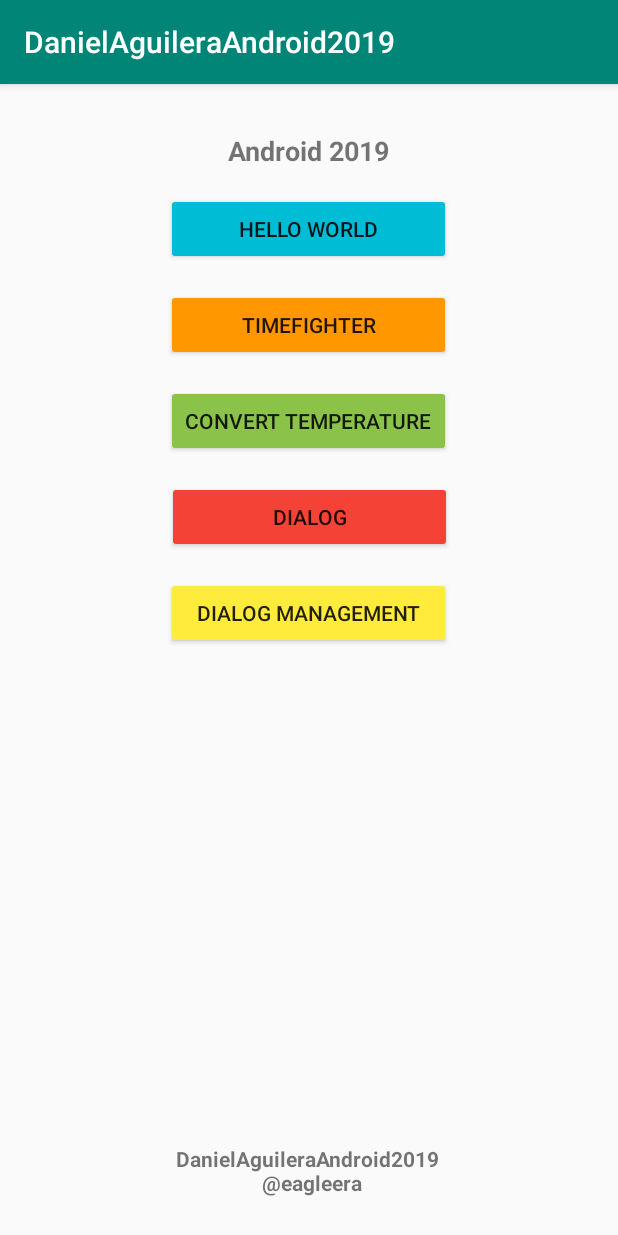
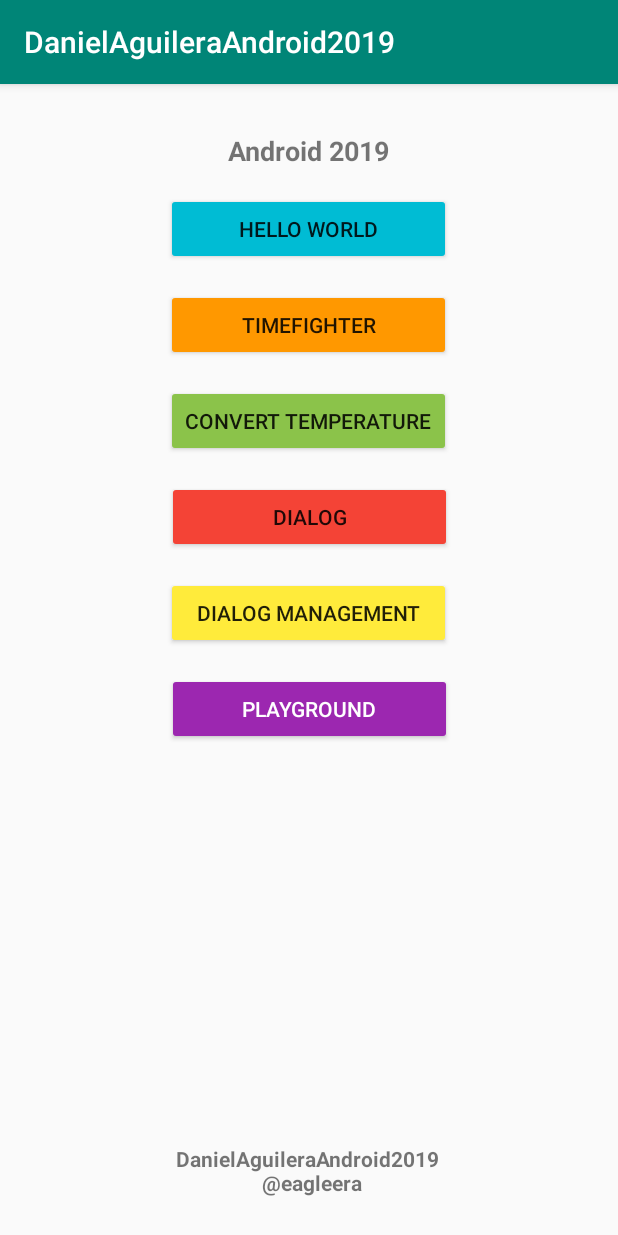
Before and after one commit to eagleera/DanielAguileraAndroid2019, an Android app: the screen it shows after launch (MainActivity), on a phone screen of 412 x 824 dp. Run offline under Robolectric (Android 15) with nearby library versions, the phone set to English and light mode, and no system bars.

Commit message:
se agrega el playground

```diff
--- a/app/src/main/java/com/example/danielaguileraandroid2019/MainActivity.kt
+++ b/app/src/main/java/com/example/danielaguileraandroid2019/MainActivity.kt
@@ -33,5 +33,9 @@ class MainActivity : AppCompatActivity() {
             val intent = Intent(this, DialogManagement::class.java)
             startActivity(intent)
         }
+        btnPlayground.setOnClickListener {
+            val intent = Intent(this, Playground::class.java)
+            startActivity(intent)
+        }
     }
 }
--- a/app/src/main/res/layout/activity_main.xml
+++ b/app/src/main/res/layout/activity_main.xml
@@ -90,4 +90,18 @@
             app:layout_constraintStart_toStartOf="parent"
             app:layout_constraintTop_toBottomOf="@+id/btnDialog" />
 
+    <Button
+            android:id="@+id/btnPlayground"
+            android:layout_width="wrap_content"
+            android:layout_height="wrap_content"
+            android:layout_marginTop="16dp"
+            android:width="190sp"
+            android:backgroundTint="#9C27B0"
+            android:text="@string/playground"
+            android:textColor="#FFFFFF"
+            app:layout_constraintEnd_toEndOf="parent"
+            app:layout_constraintHorizontal_bias="0.502"
+            app:layout_constraintStart_toStartOf="parent"
+            app:layout_constraintTop_toBottomOf="@+id/btnDialogMgmt" />
+
 </android.support.constraint.ConstraintLayout>
--- a/app/src/main/res/mipmap-anydpi-v26/ic_launcher_round.xml
+++ /dev/null
@@ -1,5 +0,0 @@
-<?xml version="1.0" encoding="utf-8"?>
-<adaptive-icon xmlns:android="http://schemas.android.com/apk/res/android">
-    <background android:drawable="@drawable/ic_launcher_background"/>
-    <foreground android:drawable="@drawable/ic_launcher_foreground"/>
-</adaptive-icon>
--- a/app/src/main/res/values/strings.xml
+++ b/app/src/main/res/values/strings.xml
@@ -26,4 +26,6 @@
     <string name="close_dialog">Close</string>
     <string name="cancel_dialog">Cancel</string>
     <string name="you_sure_close_app">Are you sure you want to close the application?</string>
+    <string name="playground">Playground</string>
+    <string name="show_toast">Show Toast</string>
 </resources>
```
Also changed, not shown: app/src/main/AndroidManifest.xml (+6 -5 lines), app/src/main/java/com/example/danielaguileraandroid2019/Playground.kt (added, +27 -0 lines), app/src/main/res/layout/activity_playground.xml (added, +18 -0 lines), app/src/main/res/mipmap-hdpi/ic_launcher.png (deleted), app/src/main/res/mipmap-hdpi/ic_launcher_round.png (deleted), app/src/main/res/mipmap-mdpi/ic_launcher.png (deleted), app/src/main/res/mipmap-mdpi/ic_launcher_round.png (deleted), app/src/main/res/mipmap-xhdpi/ic_launcher.png (deleted), app/src/main/res/mipmap-xhdpi/ic_launcher_round.png (deleted), app/src/main/res/mipmap-xxhdpi/ic_launcher.png (deleted), app/src/main/res/mipmap-xxhdpi/ic_launcher_round.png (deleted), app/src/main/res/mipmap-xxxhdpi/ic_launcher.png (deleted), app/src/main/res/mipmap-xxxhdpi/ic_launcher_round.png (deleted).
